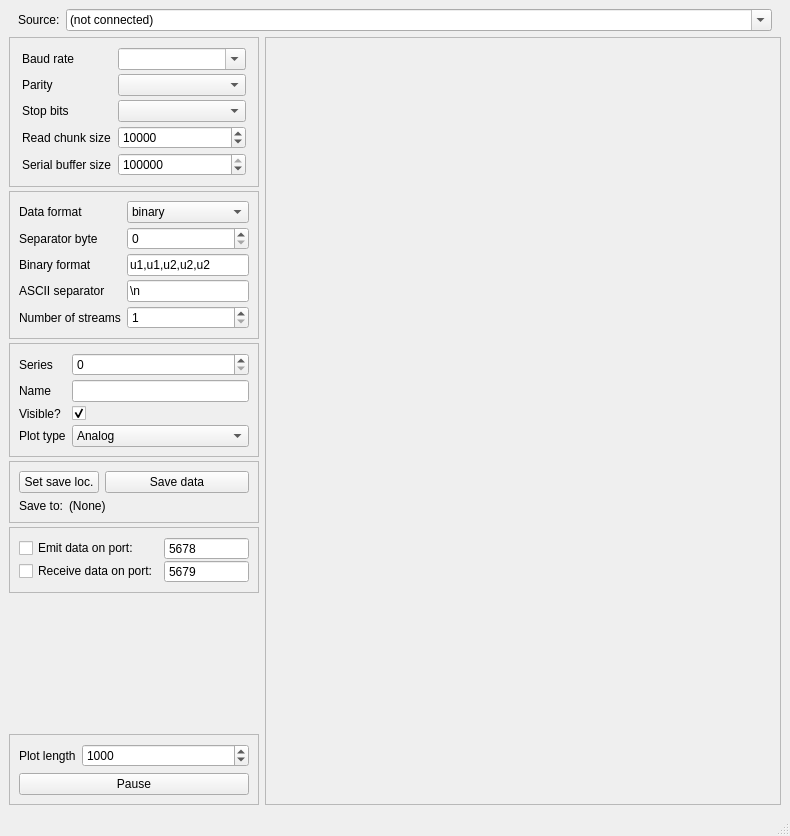
Before: the Qt Designer form src/splot/splot.ui in starfishneuroscience/splot, drawn with Qt 5.
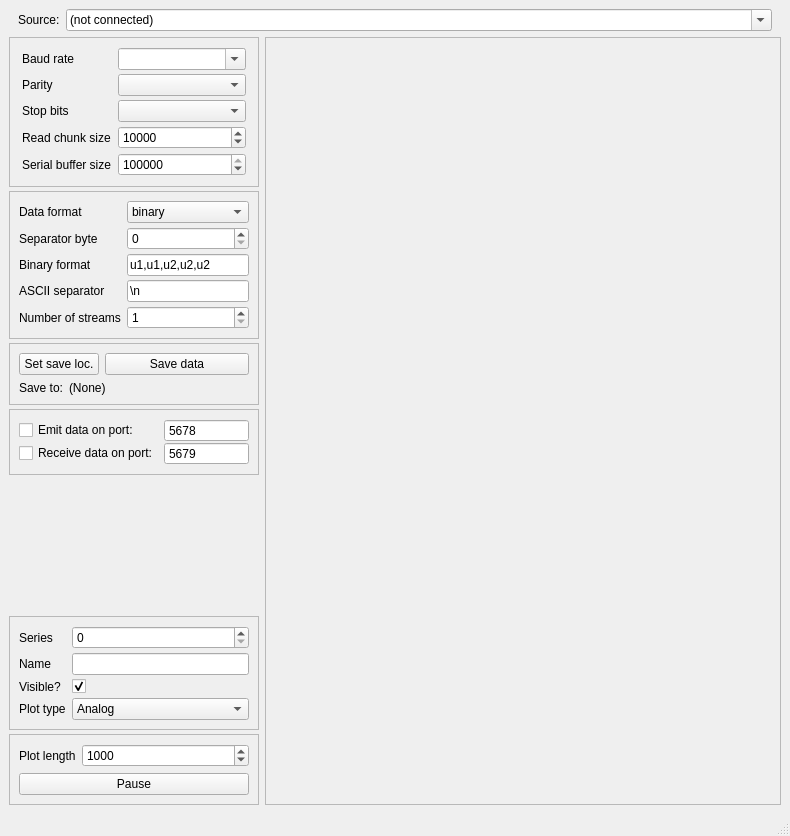
After: the same form once the commit is applied.

Commit message: slight restructure of UI; add pyzmq to package requirements

The edit to the form file:
```diff
--- a/src/splot/splot.ui
+++ b/src/splot/splot.ui
@@ -432,101 +432,6 @@
               </layout>
              </widget>
             </item>
-            <item>
-             <widget class="QFrame" name="seriesPropertyFrame">
-              <property name="enabled">
-               <bool>true</bool>
-              </property>
-              <property name="frameShape">
-               <enum>QFrame::StyledPanel</enum>
-              </property>
-              <property name="frameShadow">
-               <enum>QFrame::Raised</enum>
-              </property>
-              <layout class="QFormLayout" name="formLayout_2">
-               <property name="fieldGrowthPolicy">
-                <enum>QFormLayout::ExpandingFieldsGrow</enum>
-               </property>
-               <property name="verticalSpacing">
-                <number>4</number>
-               </property>
-               <item row="0" column="0">
-                <widget class="QLabel" name="seriesLabel">
-                 <property name="text">
-                  <string>Series</string>
-                 </property>
-                </widget>
-               </item>
-               <item row="0" column="1">
-                <widget class="QSpinBox" name="seriesSelectorSpinBox">
-                 <property name="sizePolicy">
-                  <sizepolicy hsizetype="Expanding" vsizetype="Fixed">
-                   <horstretch>0</horstretch>
-                   <verstretch>0</verstretch>
-                  </sizepolicy>
-                 </property>
-                 <property name="correctionMode">
-                  <enum>QAbstractSpinBox::CorrectToNearestValue</enum>
-                 </property>
-                </widget>
-               </item>
-               <item row="3" column="0">
-                <widget class="QLabel" name="seriesPlotTypeLabel">
-                 <property name="text">
-                  <string>Plot type</string>
-                 </property>
-                </widget>
-               </item>
-               <item row="3" column="1">
-                <widget class="QComboBox" name="seriesPlotTypeComboBox">
-                 <property name="sizePolicy">
-                  <sizepolicy hsizetype="Expanding" vsizetype="Fixed">
-                   <horstretch>0</horstretch>
-                   <verstretch>0</verstretch>
-                  </sizepolicy>
-                 </property>
-                 <item>
-                  <property name="text">
-                   <string>Analog</string>
-                  </property>
-                 </item>
-                 <item>
-                  <property name="text">
-                   <string>Bit mask</string>
-                  </property>
-                 </item>
-                </widget>
-               </item>
-               <item row="2" column="0">
-                <widget class="QLabel" name="seriesVisibleLabel">
-                 <property name="text">
-                  <string>Visible?</string>
-                 </property>
-                </widget>
-               </item>
-               <item row="2" column="1">
-                <widget class="QCheckBox" name="seriesVisibleCheckBox">
-                 <property name="enabled">
-                  <bool>true</bool>
-                 </property>
-                 <property name="checked">
-                  <bool>true</bool>
-                 </property>
-                </widget>
-               </item>
-               <item row="1" column="0">
-                <widget class="QLabel" name="seriesNameLabel">
-                 <property name="text">
-                  <string>Name</string>
-                 </property>
-                </widget>
-               </item>
-               <item row="1" column="1">
-                <widget class="QLineEdit" name="seriesNameLineEdit"/>
-               </item>
-              </layout>
-             </widget>
-            </item>
             <item>
              <widget class="QFrame" name="saveFrame">
               <property name="frameShape">
@@ -674,6 +579,101 @@
               </property>
              </spacer>
             </item>
+            <item>
+             <widget class="QFrame" name="seriesPropertyFrame">
+              <property name="enabled">
+               <bool>true</bool>
+              </property>
+              <property name="frameShape">
+               <enum>QFrame::StyledPanel</enum>
+              </property>
+              <property name="frameShadow">
+               <enum>QFrame::Raised</enum>
+              </property>
+              <layout class="QFormLayout" name="formLayout_2">
+               <property name="fieldGrowthPolicy">
+                <enum>QFormLayout::ExpandingFieldsGrow</enum>
+               </property>
+               <property name="verticalSpacing">
+                <number>4</number>
+               </property>
+               <item row="0" column="0">
+                <widget class="QLabel" name="seriesLabel">
+                 <property name="text">
+                  <string>Series</string>
+                 </property>
+                </widget>
+               </item>
+               <item row="0" column="1">
+                <widget class="QSpinBox" name="seriesSelectorSpinBox">
+                 <property name="sizePolicy">
+                  <sizepolicy hsizetype="Expanding" vsizetype="Fixed">
+                   <horstretch>0</horstretch>
+                   <verstretch>0</verstretch>
+                  </sizepolicy>
+                 </property>
+                 <property name="correctionMode">
+                  <enum>QAbstractSpinBox::CorrectToNearestValue</enum>
+                 </property>
+                </widget>
+               </item>
+               <item row="3" column="0">
+                <widget class="QLabel" name="seriesPlotTypeLabel">
+                 <property name="text">
+                  <string>Plot type</string>
+                 </property>
+                </widget>
+               </item>
+               <item row="3" column="1">
+                <widget class="QComboBox" name="seriesPlotTypeComboBox">
+                 <property name="sizePolicy">
+                  <sizepolicy hsizetype="Expanding" vsizetype="Fixed">
+                   <horstretch>0</horstretch>
+                   <verstretch>0</verstretch>
+                  </sizepolicy>
+                 </property>
+                 <item>
+                  <property name="text">
+                   <string>Analog</string>
+                  </property>
+                 </item>
+                 <item>
+                  <property name="text">
+                   <string>Bit mask</string>
+                  </property>
+                 </item>
+                </widget>
+               </item>
+               <item row="2" column="0">
+                <widget class="QLabel" name="seriesVisibleLabel">
+                 <property name="text">
+                  <string>Visible?</string>
+                 </property>
+                </widget>
+               </item>
+               <item row="2" column="1">
+                <widget class="QCheckBox" name="seriesVisibleCheckBox">
+                 <property name="enabled">
+                  <bool>true</bool>
+                 </property>
+                 <property name="checked">
+                  <bool>true</bool>
+                 </property>
+                </widget>
+               </item>
+               <item row="1" column="0">
+                <widget class="QLabel" name="seriesNameLabel">
+                 <property name="text">
+                  <string>Name</string>
+                 </property>
+                </widget>
+               </item>
+               <item row="1" column="1">
+                <widget class="QLineEdit" name="seriesNameLineEdit"/>
+               </item>
+              </layout>
+             </widget>
+            </item>
             <item>
              <widget class="QFrame" name="frame">
               <property name="frameShape">
```
The commit also changes 1 other file.
